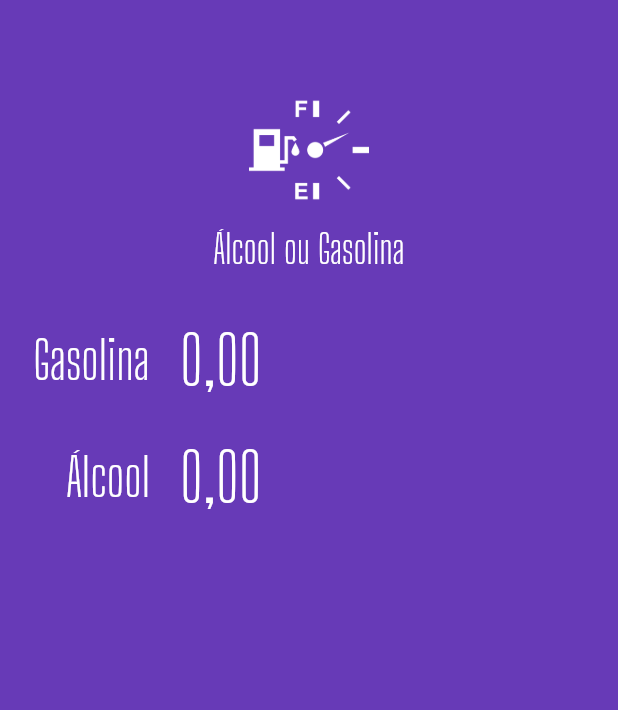
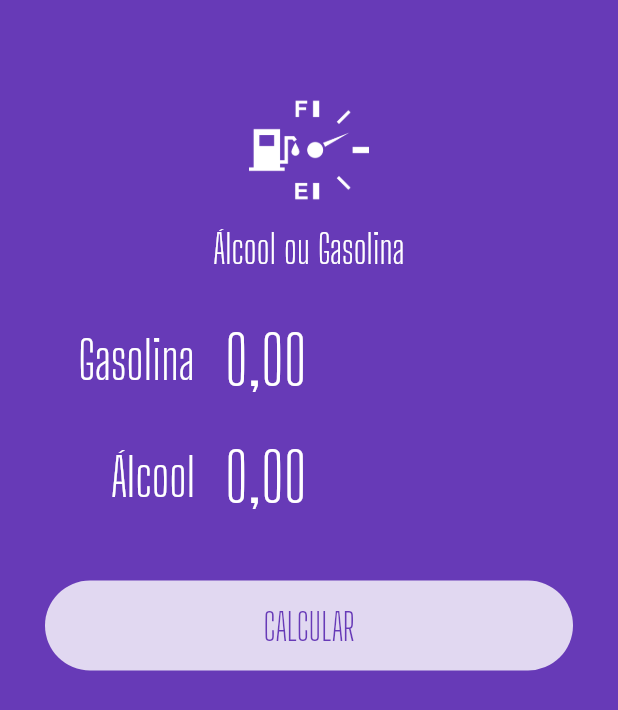
Before and after one commit to MateusHBR/AoG, a Flutter app: the screen it shows after launch, on a phone screen of 412 x 824 dp. Shown: the top 710 px of the screen. Run offline on Flutter 3.47's test engine with Material 2 defaults, Android fonts, the phone set to English and light mode, and no system bars; our stand-ins replace flutter_masked_text.

Commit message:
Separando todo o codigo por widgets

```diff
--- a/lib/main.dart
+++ b/lib/main.dart
@@ -1,7 +1,11 @@
 import 'package:alcool_gasolina/widgets/input.widget.dart';
+import 'package:alcool_gasolina/widgets/loading-button.widget.dart';
 import 'package:alcool_gasolina/widgets/logo.widget.dart';
 import 'package:flutter/material.dart';
 import 'package:flutter_masked_text/flutter_masked_text.dart';
+
+import 'widgets/submit-form.dart';
+import 'widgets/sucess.widget.dart';
 
 void main() => runApp(MyApp());
 
@@ -31,13 +35,11 @@ class HomePage extends StatelessWidget {
       body: ListView(
         children: <Widget>[
           Logo(),
-          Input(
-            ctrl: _gasCtrl,
-            label: "Gasolina",
-          ),
-          Input(
-            ctrl: _alcCtrl,
-            label: "Álcool",
+          SubmitForm(
+            alcCtrl: _alcCtrl,
+            gasCtrl: _alcCtrl,
+            busy: false,
+            submitFunc: () {},
           ),
         ],
       ),
--- /dev/null
+++ b/lib/widgets/loading-button.widget.dart
@@ -0,0 +1,46 @@
+import 'package:flutter/material.dart';
+
+class LoadingButton extends StatelessWidget {
+  var busy = false;
+  var invert = false;
+  Function func;
+  var text = "";
+  LoadingButton({
+    @required this.busy,
+    @required this.invert,
+    @required this.func,
+    @required this.text,
+  });
+  @override
+  Widget build(BuildContext context) {
+    return busy
+        ? Container(
+            alignment: Alignment.center,
+            height: 50,
+            child: CircularProgressIndicator(
+              backgroundColor: Colors.white,
+            ),
+          )
+        : Container(
+            margin: EdgeInsets.all(30),
+            width: double.infinity,
+            height: 60,
+            decoration: BoxDecoration(
+                color: invert // se o invert for verdadeiro
+                    ? Theme.of(context).primaryColor
+                    : Colors.white.withOpacity(0.8), // else
+                borderRadius: BorderRadius.circular(50)),
+            child: FlatButton(
+              child: Text(
+                "$text",
+                style: TextStyle(
+                  color: invert ? Colors.white : Theme.of(context).primaryColor,
+                  fontSize: 25,
+                  fontFamily: "Big Shoulders Display",
+                ),
+              ),
+              onPressed: func,
+            ),
+          );
+  }
+}
--- /dev/null
+++ b/lib/widgets/submit-form.dart
@@ -0,0 +1,51 @@
+import 'package:flutter/material.dart';
+import 'package:flutter_masked_text/flutter_masked_text.dart';
+
+import 'input.widget.dart';
+import 'loading-button.widget.dart';
+
+class SubmitForm extends StatelessWidget {
+  var gasCtrl = new MoneyMaskedTextController();
+  var alcCtrl = new MoneyMaskedTextController();
+  var busy = false;
+  Function submitFunc;
+
+  SubmitForm({
+    @required this.busy,
+    @required this.gasCtrl,
+    @required this.alcCtrl,
+    @required this.submitFunc,
+  });
+
+  @override
+  Widget build(BuildContext context) {
+    return Column(
+      children: <Widget>[
+        Padding(
+          padding: const EdgeInsets.only(left: 30, right: 30),
+          child: Input(
+            ctrl: gasCtrl,
+            label: "Gasolina",
+          ),
+        ),
+        Padding(
+          padding: const EdgeInsets.only(left: 30, right: 30),
+          child: Input(
+            ctrl: alcCtrl,
+            label: "Álcool",
+          ),
+        ),
+        LoadingButton(
+          busy: busy,
+          func: submitFunc,
+          invert: false,
+          text: "CALCULAR",
+        ),
+      ],
+    );
+  }
+}
+
+/*
+
+           */
```
Also changed, not shown: lib/widgets/sucess.widget.dart (added, +48 -0 lines).
